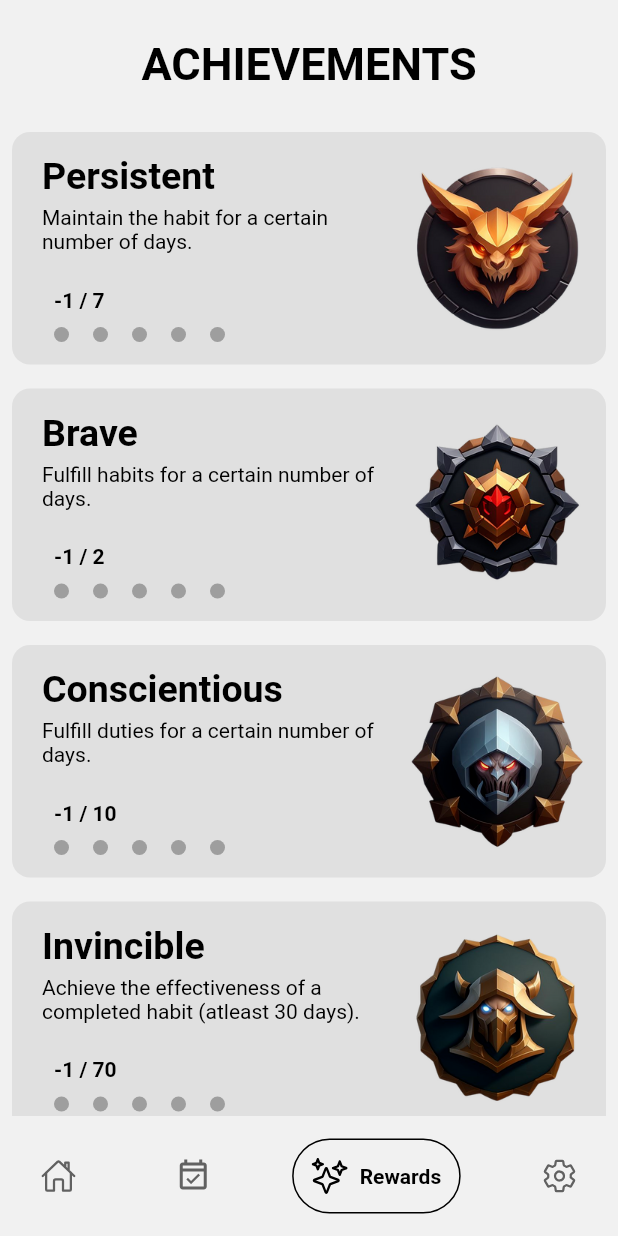
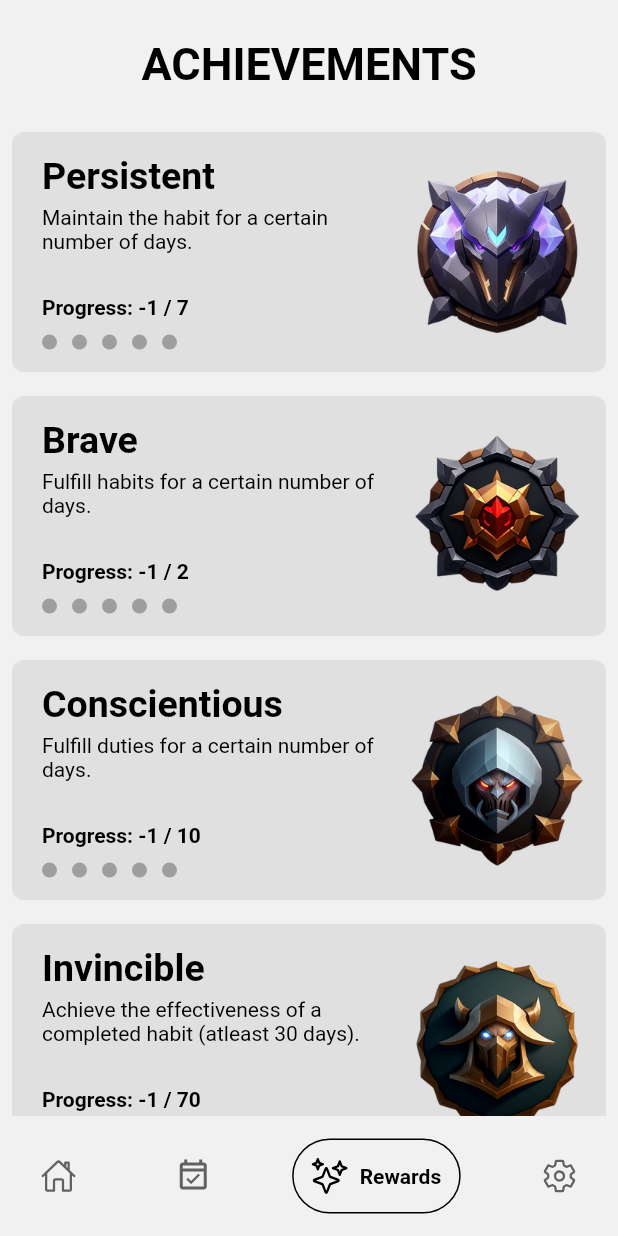
Before and after one commit to Zyza123/flyhi, a Flutter app: the screen it shows after launch, item 3 of the bottom bar chosen, on a phone screen of 412 x 824 dp. Run offline on Flutter 3.47's test engine with Material 2 defaults, Android fonts, the light colour scheme and no system bars; drawn by our look-alikes of google_nav_bar; our stand-ins replace hive, ionicons, shared_preferences; accounts and stored records are empty.

Commit message:
Mini dodatek i podmianka zdjecia

```diff
--- a/lib/MenuPages/achievementsPage.dart
+++ b/lib/MenuPages/achievementsPage.dart
@@ -76,14 +76,15 @@ class _AchievementsPageState extends State<AchievementsPage> {
                   itemCount: achievements.length,
                   itemBuilder: (BuildContext context, int index) {
                     Achievements achievement = achievements.getAt(index) as Achievements;
+                    print(achievement.image);
                     // Tutaj możesz dostosować sposób wyświetlania poszczególnych osiągnięć
                     // Możesz użyć np. ListTile, Container, itp.
                     return Container(
-                      width: 155,
-                      height: 155,
+                      width: 160,
+                      height: 160,
                       margin: EdgeInsets.all(8.0), // Możesz dostosować marginesy według własnych preferencji
                       decoration: BoxDecoration(
-                        borderRadius: BorderRadius.circular(12),
+                        borderRadius: BorderRadius.circular(8),
                         color: styles.todosPickerOn
                       ),
                       child: Row(
@@ -101,11 +102,8 @@ class _AchievementsPageState extends State<AchievementsPage> {
                                   Text(texts.achievementsMainText[int.tryParse(achievement.name) ?? 0],
                                     style: TextStyle(fontSize: 14,color: styles.classicFont),),
                                   Spacer(),
-                                  Padding(
-                                    padding: const EdgeInsets.only(left: 8.0),
-                                    child: Text("${achievement.value} / ${achievement.level[achievement.progress]}",
-                                      style: TextStyle(fontSize: 14,color: styles.classicFont,fontWeight: FontWeight.bold),),
-                                  ),
+                                  Text("${texts.habitsProgress}: ${achievement.value} / ${achievement.level[achievement.progress]}",
+                                    style: TextStyle(fontSize: 14,color: styles.classicFont,fontWeight: FontWeight.bold),),
                                   SizedBox(height: 10.0),
                                   Row(
                                     children: List.generate(
@@ -113,7 +111,7 @@ class _AchievementsPageState extends State<AchievementsPage> {
                                           (index) => Container(
                                         width: 10, // szerokość jednego koła
                                         height: 10, // wysokość jednego koła
-                                        margin: EdgeInsets.symmetric(horizontal: 8.0),
+                                        margin: EdgeInsets.only(right: index < 4 ? 10.0 : 0), // Dodaj margines tylko do kołek poza ostatnim
                                         decoration: BoxDecoration(
                                           shape: BoxShape.circle,
                                           color: index < achievement.progress
```
Also changed, not shown: assets/achievements/ach1.png, assets/achievements/ach5.png.
